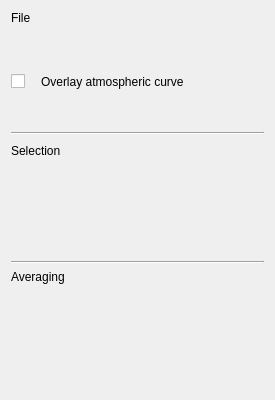
Old version of the form code/plotms/GuiTabs/PlotMSDataTab.ui in the repository pkgw/casa.
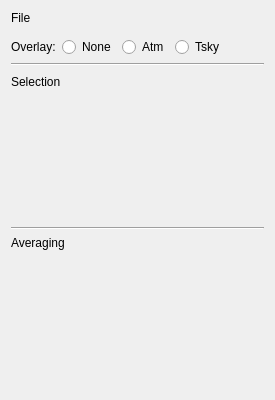
New version of the form.

Commit message: Add sky temperature overlay to bandpass plots in plotms

Patch:
```diff
--- a/code/plotms/GuiTabs/PlotMSDataTab.ui
+++ b/code/plotms/GuiTabs/PlotMSDataTab.ui
@@ -55,41 +55,30 @@
    <item>
     <layout class="QHBoxLayout" name="horizontalLayout_3">
      <item>
-      <widget class="QCheckBox" name="showAtm">
-       <property name="enabled">
-        <bool>true</bool>
+      <widget class="QLabel" name="overlayLabel">
+       <property name="text">
+        <string>Overlay:</string>
        </property>
+      </widget>
+     </item>
+     <item>
+      <widget class="QRadioButton" name="noneRadio">
        <property name="text">
-        <string/>
+        <string>None</string>
        </property>
-       <property name="checked">
-        <bool>false</bool>
-       </property>
-       <property name="tristate">
-        <bool>false</bool>
-       </property>
       </widget>
      </item>
      <item>
-      <spacer name="horizontalSpacer_6">
-       <property name="orientation">
-        <enum>Qt::Horizontal</enum>
+      <widget class="QRadioButton" name="atmRadio">
+       <property name="text">
+        <string>Atm</string>
        </property>
-       <property name="sizeType">
-        <enum>QSizePolicy::Fixed</enum>
-       </property>
-       <property name="sizeHint" stdset="0">
-        <size>
-         <width>10</width>
-         <height>20</height>
-        </size>
-       </property>
-      </spacer>
+      </widget>
      </item>
      <item>
-      <widget class="QLabel" name="showAtmLabel">
+      <widget class="QRadioButton" name="tskyRadio">
        <property name="text">
-        <string>Overlay atmospheric curve</string>
+        <string>Tsky</string>
        </property>
       </widget>
      </item>
```
Left out of the diff: 4 changed lines with no effect on the pictures. The commit also changes 21 other files.
